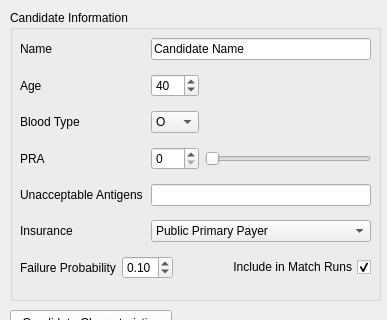
This is KPDGUI/DialogCandidate.ui in mathieubray/KPDGUI as Qt 5 draws it before an edit; both pictures show x 0 to 387 and y 0 to 320 of the 387 by 588 pixel window. The edited form follows.
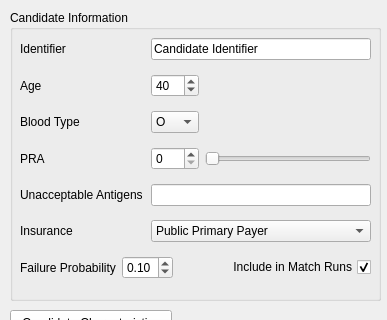
This is the edited form.

What changed in the file:
```diff
--- a/KPDGUI/DialogCandidate.ui
+++ b/KPDGUI/DialogCandidate.ui
@@ -330,14 +330,14 @@
      <item row="0" column="0">
       <widget class="QLabel" name="candidateNameLabel">
        <property name="text">
-        <string>Name</string>
+        <string>Identifier</string>
        </property>
       </widget>
      </item>
      <item row="0" column="2" colspan="3">
       <widget class="QLineEdit" name="candidateNameLineEdit">
        <property name="text">
-        <string>Candidate Name</string>
+        <string>Candidate Identifier</string>
        </property>
        <property name="placeholderText">
         <string/>
```
